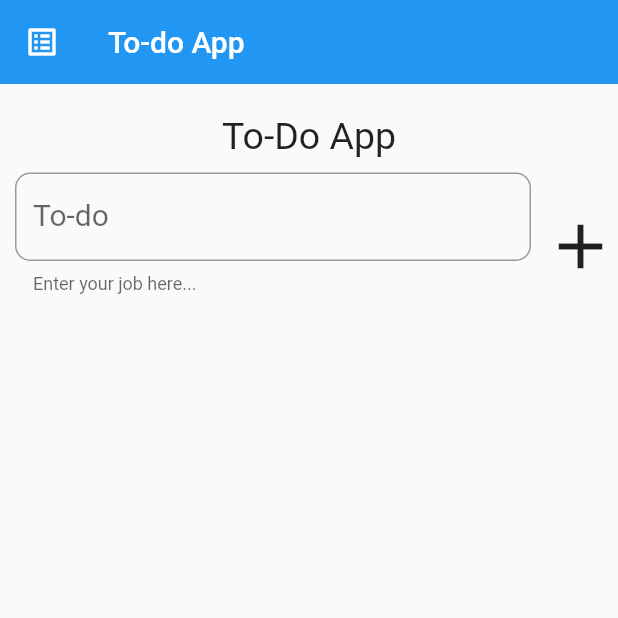
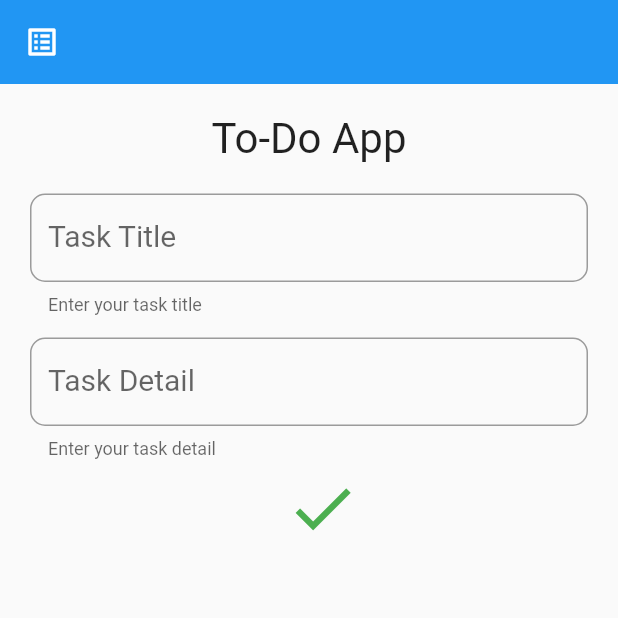
Before and after one commit to YarkinAta00/To-do-list, a Flutter app: the screen it shows after launch, on a phone screen of 412 x 824 dp, the top half of it. Run offline on Flutter 3.47's test engine with Material 2 defaults, Android fonts, the phone set to English and light mode, and no system bars.

Commit message:
Second Version

```diff
--- a/to_do_app/lib/main.dart
+++ b/to_do_app/lib/main.dart
@@ -7,90 +7,128 @@ void main() {
 class MyApp extends StatelessWidget {
   const MyApp({super.key});
 
-  // This widget is the root of your application.
   @override
   Widget build(BuildContext context) {
     return MaterialApp(
-      title: 'To-do App',
       theme: ThemeData(
         primarySwatch: Colors.blue,
       ),
-      home: const MyHomePage(title: 'To-do App'),
+      home: const MyHomePage(),
     );
   }
 }
 
 class MyHomePage extends StatefulWidget {
-  const MyHomePage({super.key, required this.title});
-  final String title;
+  const MyHomePage({super.key});
 
   @override
   State<MyHomePage> createState() => _MyHomePageState();
 }
 
 class _MyHomePageState extends State<MyHomePage> {
-
-  final TextEditingController textController= TextEditingController();
-  List tasks=[];
+  final TextEditingController titleController = TextEditingController();
+  final TextEditingController tasksController = TextEditingController();
+  List taskTitles = [];
+  List tasks = [];
   @override
   Widget build(BuildContext context) {
     return Scaffold(
         appBar: AppBar(
           elevation: 0,
           leading: const Icon(Icons.list_alt),
-        title: Text(widget.title),
         ),
-      body:Column(
+        body: Column(
           children: [
             const SizedBox(height: 20),
-          const Text("To-Do App",style: TextStyle(fontSize: 25),),
-          Padding(
-            padding: const EdgeInsets.all(10.0),
-            child: Row(
+            const Text(
+              "To-Do App",
+              style: TextStyle(fontSize: 28),
+            ),
+            const SizedBox(height: 20),
+            Row(
               crossAxisAlignment: CrossAxisAlignment.center,
               mainAxisAlignment: MainAxisAlignment.center,
               children: [
                 Expanded(
+                  child: Padding(
+                    padding: const EdgeInsets.symmetric(horizontal: 20),
                     child: TextFormField(
-                    controller: textController,
-                    decoration:InputDecoration(
-                      hintText: "Enter your job here...",
-                      label: const Text("To-do"),
+                      controller: titleController,
+                      decoration: InputDecoration(
+                        label: const Text("Task Title"),
                         labelStyle: const TextStyle(fontSize: 20),
-                      helperText: "Enter your job here...",
-                      border: OutlineInputBorder(borderRadius: BorderRadius.circular(10)),
+                        helperText: "Enter your task title ",
+                        border: OutlineInputBorder(
+                            borderRadius: BorderRadius.circular(10)),
                       ),
                     ),
                   ),
-                IconButton(onPressed:add, icon: const Icon(Icons.add,size: 50,)),
+                ),
               ],
             ),
+            const SizedBox(height: 15),
+            Row(
+              children: [
+                Expanded(
+                  child: Padding(
+                    padding: const EdgeInsets.symmetric(horizontal: 20),
+                    child: TextFormField(
+                      controller: tasksController,
+                      decoration: InputDecoration(
+                        label: const Text("Task Detail"),
+                        labelStyle: const TextStyle(fontSize: 20),
+                        helperText: "Enter your task detail",
+                        border: OutlineInputBorder(
+                            borderRadius: BorderRadius.circular(10)),
                       ),
+                    ),
+                  ),
+                ),
+              ],
+            ),
+            SizedBox(
+              child: IconButton(
+                  onPressed: add,
+                  icon: const Icon(
+                    Icons.check,
+                    size: 50,
+                    color: Colors.green,
+                  )),
+            ),
+            const SizedBox(height: 20),
             Expanded(
               child: ListView.builder(
                   padding: const EdgeInsets.all(10),
                   physics: const BouncingScrollPhysics(),
                   shrinkWrap: true,
                   itemCount: tasks.length,
-              itemBuilder: (BuildContext context,int index){
+                  itemBuilder: (BuildContext context, int index) {
                     return Card(
-                   shape: RoundedRectangleBorder(borderRadius: BorderRadius.circular(10)),
+                      shape: RoundedRectangleBorder(
+                          borderRadius: BorderRadius.circular(10)),
                       elevation: 10,
                       child: ListTile(
-                    title: const Text("Task",style: TextStyle(fontSize: 25),),
-                    subtitle: Text(tasks[index],style: const TextStyle(fontSize: 22)),
+                        title: Text(
+                          taskTitles[index],
+                          style: const TextStyle(fontSize: 25),
+                        ),
+                        subtitle: Text(tasks[index],
+                            style: const TextStyle(fontSize: 22)),
                       ),
                     );
+                  }),
+            ),
+          ],
+        ));
   }
-                ),
-          )],
-      )
-    );
-  }
-  void add(){
+
+  void add() {
     setState(() {
-      tasks.add(textController.text);
-      textController.clear();
+      taskTitles.add(titleController.text);
+      titleController.clear();
+
+      tasks.add(tasksController.text);
+      tasksController.clear();
     });
   }
 }
```
Lines whose indentation alone changed are shown as unchanged.
